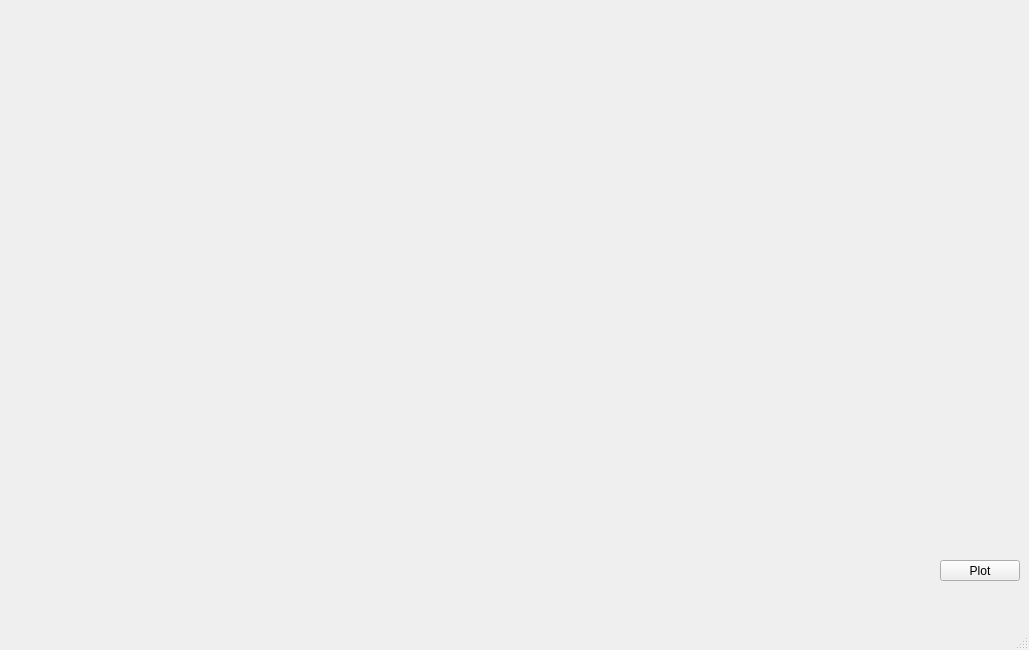
First picture: the form in src/mainwindow.ui, repository odarf/ReverbM, before the edit.
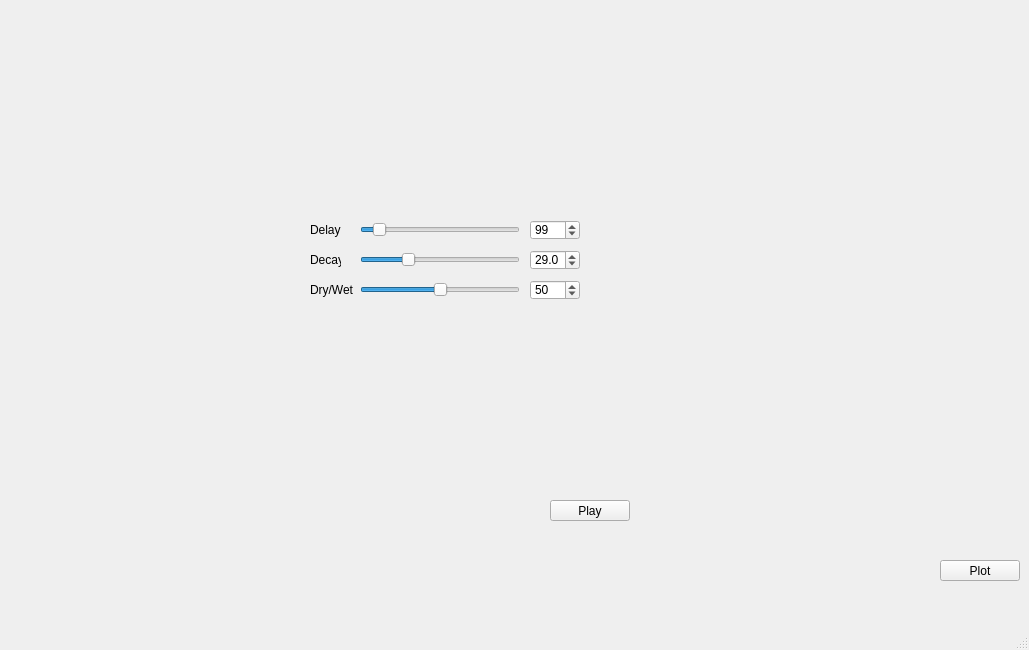
Second picture: the form after the edit. Custom widgets are drawn as their Qt base class.

Diff of the .ui file:
```diff
--- a/src/mainwindow.ui
+++ b/src/mainwindow.ui
@@ -84,16 +84,6 @@
      </rect>
     </property>
    </widget>
-   <widget class="QCustomPlot" name="widget_2" native="true">
-    <property name="geometry">
-     <rect>
-      <x>20</x>
-      <y>240</y>
-      <width>501</width>
-      <height>151</height>
-     </rect>
-    </property>
-   </widget>
    <widget class="QCustomPlot" name="plotReverbedWave" native="true">
     <property name="geometry">
      <rect>
@@ -104,6 +94,190 @@
      </rect>
     </property>
    </widget>
+   <widget class="QSlider" name="delaySlider">
+    <property name="geometry">
+     <rect>
+      <x>360</x>
+      <y>220</y>
+      <width>160</width>
+      <height>20</height>
+     </rect>
+    </property>
+    <property name="minimum">
+     <number>20</number>
+    </property>
+    <property name="maximum">
+     <number>1000</number>
+    </property>
+    <property name="value">
+     <number>99</number>
+    </property>
+    <property name="orientation">
+     <enum>Qt::Horizontal</enum>
+    </property>
+    <property name="invertedAppearance">
+     <bool>false</bool>
+    </property>
+    <property name="invertedControls">
+     <bool>false</bool>
+    </property>
+   </widget>
+   <widget class="QSlider" name="decaySlider">
+    <property name="geometry">
+     <rect>
+      <x>360</x>
+      <y>250</y>
+      <width>160</width>
+      <height>20</height>
+     </rect>
+    </property>
+    <property name="minimum">
+     <number>1</number>
+    </property>
+    <property name="maximum">
+     <number>100</number>
+    </property>
+    <property name="value">
+     <number>29</number>
+    </property>
+    <property name="orientation">
+     <enum>Qt::Horizontal</enum>
+    </property>
+   </widget>
+   <widget class="QSlider" name="dwSlider">
+    <property name="geometry">
+     <rect>
+      <x>360</x>
+      <y>280</y>
+      <width>160</width>
+      <height>20</height>
+     </rect>
+    </property>
+    <property name="maximum">
+     <number>100</number>
+    </property>
+    <property name="value">
+     <number>50</number>
+    </property>
+    <property name="orientation">
+     <enum>Qt::Horizontal</enum>
+    </property>
+    <property name="tickPosition">
+     <enum>QSlider::NoTicks</enum>
+    </property>
+    <property name="tickInterval">
+     <number>0</number>
+    </property>
+   </widget>
+   <widget class="QPushButton" name="playButtton">
+    <property name="geometry">
+     <rect>
+      <x>550</x>
+      <y>500</y>
+      <width>80</width>
+      <height>21</height>
+     </rect>
+    </property>
+    <property name="text">
+     <string>Play</string>
+    </property>
+   </widget>
+   <widget class="QSpinBox" name="sbDelay">
+    <property name="geometry">
+     <rect>
+      <x>530</x>
+      <y>220</y>
+      <width>50</width>
+      <height>20</height>
+     </rect>
+    </property>
+    <property name="minimum">
+     <number>20</number>
+    </property>
+    <property name="maximum">
+     <number>1000</number>
+    </property>
+    <property name="value">
+     <number>99</number>
+    </property>
+   </widget>
+   <widget class="QSpinBox" name="sbDW">
+    <property name="geometry">
+     <rect>
+      <x>530</x>
+      <y>280</y>
+      <width>50</width>
+      <height>20</height>
+     </rect>
+    </property>
+    <property name="maximum">
+     <number>100</number>
+    </property>
+    <property name="value">
+     <number>50</number>
+    </property>
+   </widget>
+   <widget class="QDoubleSpinBox" name="sbDecay">
+    <property name="geometry">
+     <rect>
+      <x>530</x>
+      <y>250</y>
+      <width>50</width>
+      <height>20</height>
+     </rect>
+    </property>
+    <property name="decimals">
+     <number>1</number>
+    </property>
+    <property name="minimum">
+     <double>1.000000000000000</double>
+    </property>
+    <property name="maximum">
+     <double>100.000000000000000</double>
+    </property>
+    <property name="value">
+     <double>29.000000000000000</double>
+    </property>
+   </widget>
+   <widget class="QLabel" name="label">
+    <property name="geometry">
+     <rect>
+      <x>310</x>
+      <y>220</y>
+      <width>31</width>
+      <height>20</height>
+     </rect>
+    </property>
+    <property name="text">
+     <string>Delay</string>
+    </property>
+   </widget>
+   <widget class="QLabel" name="label_2">
+    <property name="geometry">
+     <rect>
+      <x>310</x>
+      <y>250</y>
+      <width>31</width>
+      <height>20</height>
+     </rect>
+    </property>
+    <property name="text">
+     <string>Decay</string>
+    </property>
+   </widget>
+   <widget class="QLabel" name="label_3">
+    <property name="geometry">
+     <rect>
+      <x>310</x>
+      <y>280</y>
+      <width>47</width>
+      <height>20</height>
+     </rect>
+    </property>
+    <property name="text">
+     <string>Dry/Wet</string>
+    </property>
+   </widget>
   </widget>
   <widget class="QMenuBar" name="menubar">
    <property name="geometry">
```
